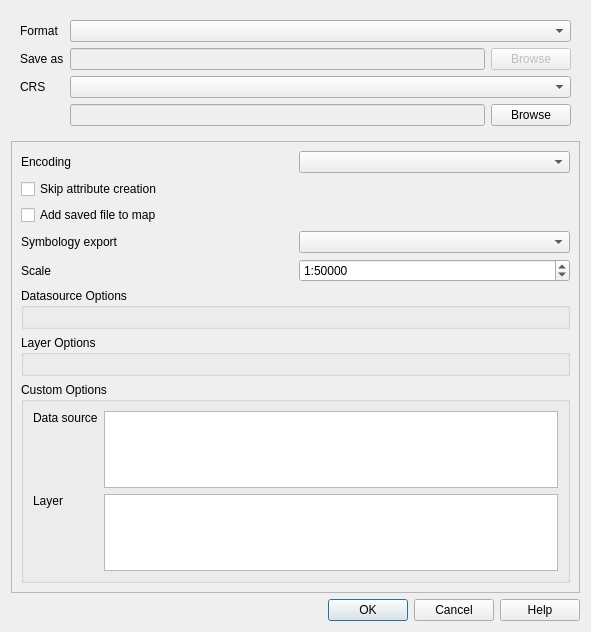
This is src/ui/qgsvectorlayersaveasdialogbase.ui in qgis/QGIS as Qt 5 draws it before an edit. The edited form follows.
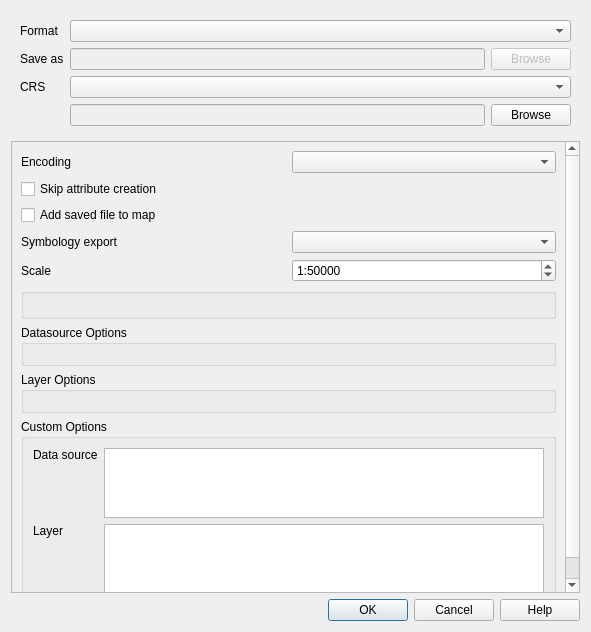
This is the edited form. Custom widgets are drawn as their Qt base class.

Commit message: Fix #8898 (optional filter extent for vector save as)

```diff
--- a/src/ui/qgsvectorlayersaveasdialogbase.ui
+++ b/src/ui/qgsvectorlayersaveasdialogbase.ui
@@ -107,7 +107,7 @@
         <x>0</x>
         <y>0</y>
         <width>562</width>
-        <height>458</height>
+        <height>483</height>
        </rect>
       </property>
       <layout class="QVBoxLayout" name="verticalLayout">
@@ -183,6 +183,9 @@
          </item>
         </layout>
        </item>
+       <item>
+        <widget class="QgsExtentGroupBox" name="mExtentGroupBox"/>
+       </item>
        <item>
         <widget class="QgsCollapsibleGroupBox" name="mDatasourceOptionsGroupBox">
          <property name="title">
@@ -328,6 +331,12 @@
    <header>qgscollapsiblegroupbox.h</header>
    <container>1</container>
   </customwidget>
+  <customwidget>
+   <class>QgsExtentGroupBox</class>
+   <extends>QGroupBox</extends>
+   <header>qgsextentgroupbox.h</header>
+   <container>1</container>
+  </customwidget>
  </customwidgets>
  <resources/>
  <connections>
```
The commit also changes 10 other files.
